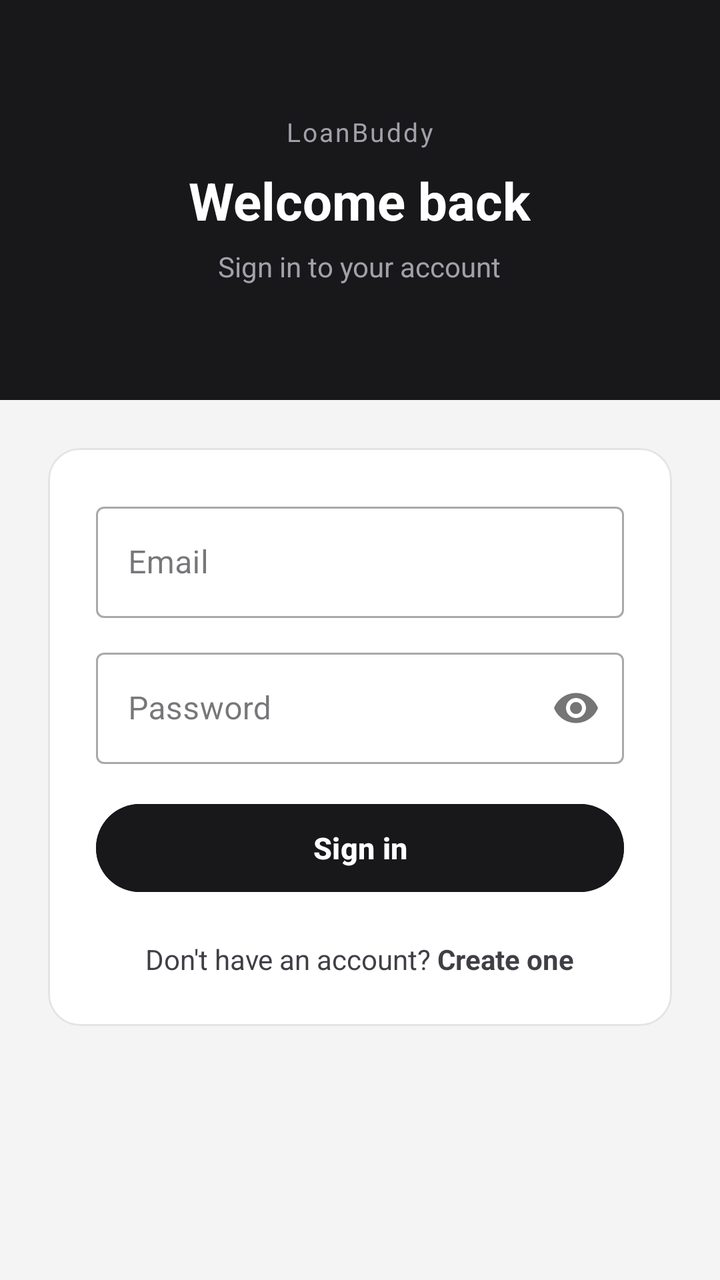
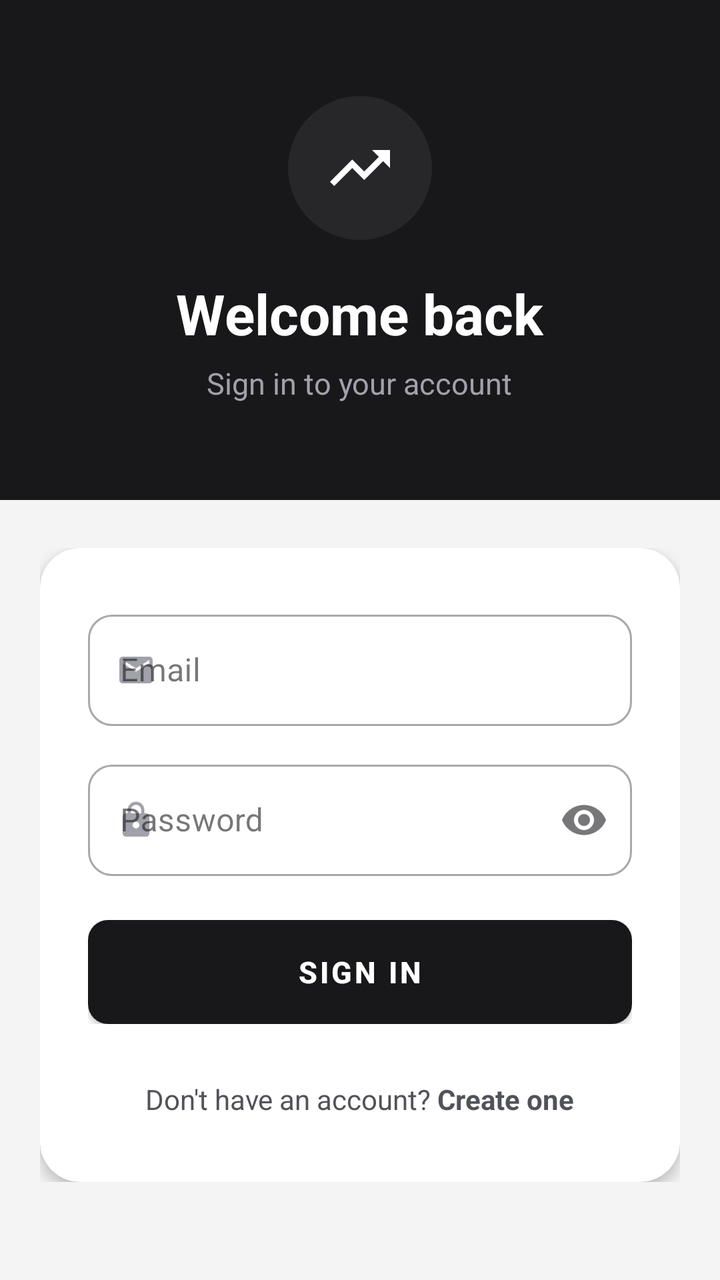

Screens rendered from an Android XML layout before and after an edit, with the pre-edit source and the edit as a unified diff.
<!-- AndroidManifest.xml: application theme Theme.LoanBuddy -->
<!-- res/layout/activity_login.xml -->
<?xml version="1.0" encoding="utf-8"?>
<ScrollView xmlns:android="http://schemas.android.com/apk/res/android"
    xmlns:app="http://schemas.android.com/apk/res-auto"
    android:id="@+id/login_container"
    android:layout_width="match_parent"
    android:layout_height="match_parent"
    android:background="@color/bg_page"
    android:fillViewport="true">

    <LinearLayout
        android:layout_width="match_parent"
        android:layout_height="wrap_content"
        android:orientation="vertical">

        
        <LinearLayout
            android:layout_width="match_parent"
            android:layout_height="200dp"
            android:background="@color/zinc_900"
            android:gravity="center"
            android:orientation="vertical"
            android:paddingHorizontal="24dp">

            <TextView
                android:layout_width="wrap_content"
                android:layout_height="wrap_content"
                android:text="@string/app_name"
                android:textColor="@color/zinc_400"
                android:textSize="13sp"
                android:letterSpacing="0.08" />

            <TextView
                android:layout_width="wrap_content"
                android:layout_height="wrap_content"
                android:layout_marginTop="8dp"
                android:text="@string/login_title"
                android:textColor="@color/white"
                android:textSize="26sp"
                android:textStyle="bold" />

            <TextView
                android:layout_width="wrap_content"
                android:layout_height="wrap_content"
                android:layout_marginTop="6dp"
                android:text="@string/login_subtitle"
                android:textColor="@color/zinc_400"
                android:textSize="14sp" />
        </LinearLayout>

        
        <LinearLayout
            android:layout_width="match_parent"
            android:layout_height="wrap_content"
            android:orientation="vertical"
            android:padding="24dp">

            <com.google.android.material.card.MaterialCardView
                android:layout_width="match_parent"
                android:layout_height="wrap_content"
                app:cardBackgroundColor="@color/bg_card"
                app:cardCornerRadius="16dp"
                app:cardElevation="0dp"
                app:strokeColor="@color/zinc_200"
                app:strokeWidth="1dp">

                <LinearLayout
                    android:layout_width="match_parent"
                    android:layout_height="wrap_content"
                    android:orientation="vertical"
                    android:padding="24dp">

                    <com.google.android.material.textfield.TextInputLayout
                        android:layout_width="match_parent"
                        android:layout_height="wrap_content"
                        style="@style/Widget.MaterialComponents.TextInputLayout.OutlinedBox">
                        <com.google.android.material.textfield.TextInputEditText
                            android:id="@+id/email_input"
                            android:layout_width="match_parent"
                            android:layout_height="wrap_content"
                            android:hint="@string/email_hint"
                            android:inputType="textEmailAddress" />
                    </com.google.android.material.textfield.TextInputLayout>

                    <com.google.android.material.textfield.TextInputLayout
                        android:layout_width="match_parent"
                        android:layout_height="wrap_content"
                        android:layout_marginTop="12dp"
                        style="@style/Widget.MaterialComponents.TextInputLayout.OutlinedBox"
                        app:passwordToggleEnabled="true">
                        <com.google.android.material.textfield.TextInputEditText
                            android:id="@+id/password_input"
                            android:layout_width="match_parent"
                            android:layout_height="wrap_content"
                            android:hint="@string/password_hint"
                            android:inputType="textPassword" />
                    </com.google.android.material.textfield.TextInputLayout>

                    <ProgressBar
                        android:id="@+id/progress_bar"
                        android:layout_width="wrap_content"
                        android:layout_height="wrap_content"
                        android:layout_gravity="center"
                        android:layout_marginTop="12dp"
                        android:visibility="gone" />

                    <Button
                        android:id="@+id/login_button"
                        android:layout_width="match_parent"
                        android:layout_height="52dp"
                        android:layout_marginTop="16dp"
                        android:backgroundTint="@color/zinc_900"
                        android:text="@string/login_button"
                        android:textColor="@color/white"
                        android:textSize="15sp"
                        android:textStyle="bold" />

                    <TextView
                        android:id="@+id/register_link"
                        android:layout_width="wrap_content"
                        android:layout_height="wrap_content"
                        android:layout_gravity="center"
                        android:layout_marginTop="20dp"
                        android:text="@string/no_account_register"
                        android:textSize="14sp"
                        android:textColor="@color/zinc_700" />

                </LinearLayout>
            </com.google.android.material.card.MaterialCardView>

        </LinearLayout>
    </LinearLayout>
</ScrollView>
<!-- resources referenced by this layout -->
<resources>
  <color name="bg_card">#FFFFFF</color>
  <color name="bg_page">#F4F4F5</color>
  <color name="white">#FFFFFFFF</color>
  <color name="zinc_200">#E4E4E7</color>
  <color name="zinc_400">#A1A1AA</color>
  <color name="zinc_700">#3F3F46</color>
  <color name="zinc_900">#18181B</color>
  <string name="app_name">LoanBuddy</string>
  <string name="email_hint">Email</string>
  <string name="login_button">Sign in</string>
  <string name="login_subtitle">Sign in to your account</string>
  <string name="login_title">Welcome back</string>
  <string name="no_account_register">Don\'t have an account? <b>Create one</b></string>
  <string name="password_hint">Password</string>
  <style name="Theme.LoanBuddy" parent="Base.Theme.LoanBuddy" />
  <style name="Base.Theme.LoanBuddy" parent="Theme.Material3.DayNight.NoActionBar" />
</resources>

<!-- the commit's change to res/layout/activity_login.xml (unified diff, before → after) -->
@@ -4,7 +4,7 @@
     android:id="@+id/login_container"
     android:layout_width="match_parent"
     android:layout_height="match_parent"
-    android:background="@color/bg_page"
+    android:background="@color/zinc_100"
     android:fillViewport="true">
 
     <LinearLayout
@@ -15,27 +15,31 @@
         
         <LinearLayout
             android:layout_width="match_parent"
-            android:layout_height="200dp"
+            android:layout_height="250dp"
             android:background="@color/zinc_900"
             android:gravity="center"
             android:orientation="vertical"
-            android:paddingHorizontal="24dp">
+            android:paddingHorizontal="32dp">
+
+            <FrameLayout
+                android:layout_width="72dp"
+                android:layout_height="72dp"
+                android:background="@drawable/bg_logo_circle">
+                <ImageView
+                    android:layout_width="36dp"
+                    android:layout_height="36dp"
+                    android:layout_gravity="center"
+                    android:src="@drawable/ic_trending_up"
+                    android:tint="@color/white" />
+            </FrameLayout>
 
             <TextView
                 android:layout_width="wrap_content"
                 android:layout_height="wrap_content"
-                android:text="@string/app_name"
-                android:textColor="@color/zinc_400"
-                android:textSize="13sp"
-                android:letterSpacing="0.08" />
-
-            <TextView
-                android:layout_width="wrap_content"
-                android:layout_height="wrap_content"
-                android:layout_marginTop="8dp"
+                android:layout_marginTop="18dp"
                 android:text="@string/login_title"
                 android:textColor="@color/white"
-                android:textSize="26sp"
+                android:textSize="28sp"
                 android:textStyle="bold" />
 
             <TextView
@@ -44,7 +48,8 @@
                 android:layout_marginTop="6dp"
                 android:text="@string/login_subtitle"
                 android:textColor="@color/zinc_400"
-                android:textSize="14sp" />
+                android:textSize="15sp" />
+
         </LinearLayout>
 
         
@@ -52,67 +57,91 @@
             android:layout_width="match_parent"
             android:layout_height="wrap_content"
             android:orientation="vertical"
-            android:padding="24dp">
+            android:paddingHorizontal="20dp"
+            android:paddingTop="24dp"
+            android:paddingBottom="40dp">
 
             <com.google.android.material.card.MaterialCardView
                 android:layout_width="match_parent"
                 android:layout_height="wrap_content"
-                app:cardBackgroundColor="@color/bg_card"
-                app:cardCornerRadius="16dp"
-                app:cardElevation="0dp"
-                app:strokeColor="@color/zinc_200"
-                app:strokeWidth="1dp">
+                app:cardBackgroundColor="@color/white"
+                app:cardCornerRadius="20dp"
+                app:cardElevation="4dp"
+                app:strokeWidth="0dp">
 
                 <LinearLayout
                     android:layout_width="match_parent"
                     android:layout_height="wrap_content"
                     android:orientation="vertical"
-                    android:padding="24dp">
+                    android:paddingHorizontal="24dp"
+                    android:paddingTop="28dp"
+                    android:paddingBottom="24dp">
 
                     <com.google.android.material.textfield.TextInputLayout
                         android:layout_width="match_parent"
                         android:layout_height="wrap_content"
-                        style="@style/Widget.MaterialComponents.TextInputLayout.OutlinedBox">
+                        style="@style/Widget.MaterialComponents.TextInputLayout.OutlinedBox"
+                        app:startIconDrawable="@drawable/ic_email"
+                        app:startIconTint="@color/zinc_400"
+                        app:boxCornerRadiusTopStart="12dp"
+                        app:boxCornerRadiusTopEnd="12dp"
+                        app:boxCornerRadiusBottomStart="12dp"
+                        app:boxCornerRadiusBottomEnd="12dp">
                         <com.google.android.material.textfield.TextInputEditText
                             android:id="@+id/email_input"
                             android:layout_width="match_parent"
                             android:layout_height="wrap_content"
                             android:hint="@string/email_hint"
-                            android:inputType="textEmailAddress" />
+                            android:inputType="textEmailAddress"
+                            android:imeOptions="actionNext"
+                            android:singleLine="true" />
                     </com.google.android.material.textfield.TextInputLayout>
 
                     <com.google.android.material.textfield.TextInputLayout
                         android:layout_width="match_parent"
                         android:layout_height="wrap_content"
-                        android:layout_marginTop="12dp"
+                        android:layout_marginTop="14dp"
                         style="@style/Widget.MaterialComponents.TextInputLayout.OutlinedBox"
-                        app:passwordToggleEnabled="true">
+                        app:startIconDrawable="@drawable/ic_lock"
+                        app:startIconTint="@color/zinc_400"
+                        app:endIconMode="password_toggle"
+                        app:boxCornerRadiusTopStart="12dp"
+                        app:boxCornerRadiusTopEnd="12dp"
+                        app:boxCornerRadiusBottomStart="12dp"
+                        app:boxCornerRadiusBottomEnd="12dp">
                         <com.google.android.material.textfield.TextInputEditText
                             android:id="@+id/password_input"
                             android:layout_width="match_parent"
                             android:layout_height="wrap_content"
                             android:hint="@string/password_hint"
-                            android:inputType="textPassword" />
+                            android:inputType="textPassword"
+                            android:imeOptions="actionDone"
+                            android:singleLine="true" />
                     </com.google.android.material.textfield.TextInputLayout>
 
-                    <ProgressBar
-                        android:id="@+id/progress_bar"
-                        android:layout_width="wrap_content"
-                        android:layout_height="wrap_content"
-                        android:layout_gravity="center"
-                        android:layout_marginTop="12dp"
-                        android:visibility="gone" />
-
-                    <Button
-                        android:id="@+id/login_button"
+                    
+                    <FrameLayout
                         android:layout_width="match_parent"
                         android:layout_height="52dp"
-                        android:layout_marginTop="16dp"
-                        android:backgroundTint="@color/zinc_900"
-                        android:text="@string/login_button"
-                        android:textColor="@color/white"
-                        android:textSize="15sp"
-                        android:textStyle="bold" />
+                        android:layout_marginTop="22dp">
+
+                        <Button
+                            android:id="@+id/login_button"
+                            android:layout_width="match_parent"
+                            android:layout_height="match_parent"
+                            style="@style/Btn.Primary"
+                            android:text="@string/login_button"
+                            android:textSize="15sp" />
+
+                        <ProgressBar
+                            android:id="@+id/progress_bar"
+                            android:layout_width="28dp"
+                            android:layout_height="28dp"
+                            android:layout_gravity="center"
+                            android:visibility="gone"
+                            android:indeterminateTint="@color/white" />
+
+                    </FrameLayout>
 
                     <TextView
                         android:id="@+id/register_link"
@@ -120,9 +149,10 @@
                         android:layout_height="wrap_content"
                         android:layout_gravity="center"
                         android:layout_marginTop="20dp"
+                        android:paddingVertical="8dp"
                         android:text="@string/no_account_register"
                         android:textSize="14sp"
-                        android:textColor="@color/zinc_700" />
+                        android:textColor="@color/zinc_600" />
 
                 </LinearLayout>
             </com.google.android.material.card.MaterialCardView>
<!-- resource entries referenced after the edit -->
@@ -1,19 +1,64 @@
 <!-- resources referenced by this layout -->
 <resources>
-  <color name="bg_card">#FFFFFF</color>
-  <color name="bg_page">#F4F4F5</color>
   <color name="white">#FFFFFFFF</color>
-  <color name="zinc_200">#E4E4E7</color>
+  <color name="zinc_100">#F4F4F5</color>
   <color name="zinc_400">#A1A1AA</color>
-  <color name="zinc_700">#3F3F46</color>
+  <color name="zinc_600">#52525B</color>
   <color name="zinc_900">#18181B</color>
-  <string name="app_name">LoanBuddy</string>
+  <!-- drawable bg_logo_circle (drawable) -->
+  <?xml version="1.0" encoding="utf-8"?>
+  <shape xmlns:android="http://schemas.android.com/apk/res/android"
+      android:shape="oval">
+      <solid android:color="#27272A" />
+  </shape>
+  <!-- drawable ic_email (drawable) -->
+  <?xml version="1.0" encoding="utf-8"?>
+  <vector xmlns:android="http://schemas.android.com/apk/res/android"
+      android:width="20dp"
+      android:height="20dp"
+      android:viewportWidth="24"
+      android:viewportHeight="24">
+      <path
+          android:pathData="M20,4H4C2.9,4 2.01,4.9 2.01,6L2,18C2,19.1 2.9,20 4,20H20C21.1,20 22,19.1 22,18V6C22,4.9 21.1,4 20,4ZM20,8L12,13L4,8V6L12,11L20,6V8Z"
+          android:fillColor="#71717A" />
+  </vector>
+  <!-- drawable ic_lock (drawable) -->
+  <?xml version="1.0" encoding="utf-8"?>
+  <vector xmlns:android="http://schemas.android.com/apk/res/android"
+      android:width="20dp"
+      android:height="20dp"
+      android:viewportWidth="24"
+      android:viewportHeight="24">
+      <path
+          android:pathData="M18,8H17V6C17,3.24 14.76,1 12,1C9.24,1 7,3.24 7,6V8H6C4.9,8 4,8.9 4,10V20C4,21.1 4.9,22 6,22H18C19.1,22 20,21.1 20,20V10C20,8.9 19.1,8 18,8ZM12,17C10.9,17 10,16.1 10,15C10,13.9 10.9,13 12,13C13.1,13 14,13.9 14,15C14,16.1 13.1,17 12,17ZM15.1,8H8.9V6C8.9,4.29 10.29,2.9 12,2.9C13.71,2.9 15.1,4.29 15.1,6V8Z"
+          android:fillColor="#71717A" />
+  </vector>
+  <!-- drawable ic_trending_up (drawable) -->
+  <?xml version="1.0" encoding="utf-8"?>
+  <vector xmlns:android="http://schemas.android.com/apk/res/android"
+      android:viewportWidth="24"
+      android:viewportHeight="24"
+      android:width="24dp"
+      android:height="24dp">
+      <path
+          android:fillColor="#000000"
+          android:pathData="M16,6l2.29,2.29 -4.88,4.88 -4,-4L2,16.59 3.41,18l6,-6 4,4 6.3,-6.29L22,12V6z" />
+  </vector>
   <string name="email_hint">Email</string>
   <string name="login_button">Sign in</string>
   <string name="login_subtitle">Sign in to your account</string>
   <string name="login_title">Welcome back</string>
   <string name="no_account_register">Don\'t have an account? <b>Create one</b></string>
   <string name="password_hint">Password</string>
+  <style name="Btn.Primary" parent="Widget.MaterialComponents.Button">
+          <item name="android:insetTop">0dp</item>
+          <item name="android:insetBottom">0dp</item>
+          <item name="android:textSize">14sp</item>
+          <item name="android:textStyle">bold</item>
+          <item name="backgroundTint">@color/zinc_900</item>
+          <item name="android:textColor">@color/white</item>
+          <item name="cornerRadius">10dp</item>
+      </style>
   <style name="Theme.LoanBuddy" parent="Base.Theme.LoanBuddy" />
   <style name="Base.Theme.LoanBuddy" parent="Theme.Material3.DayNight.NoActionBar" />
 </resources>
